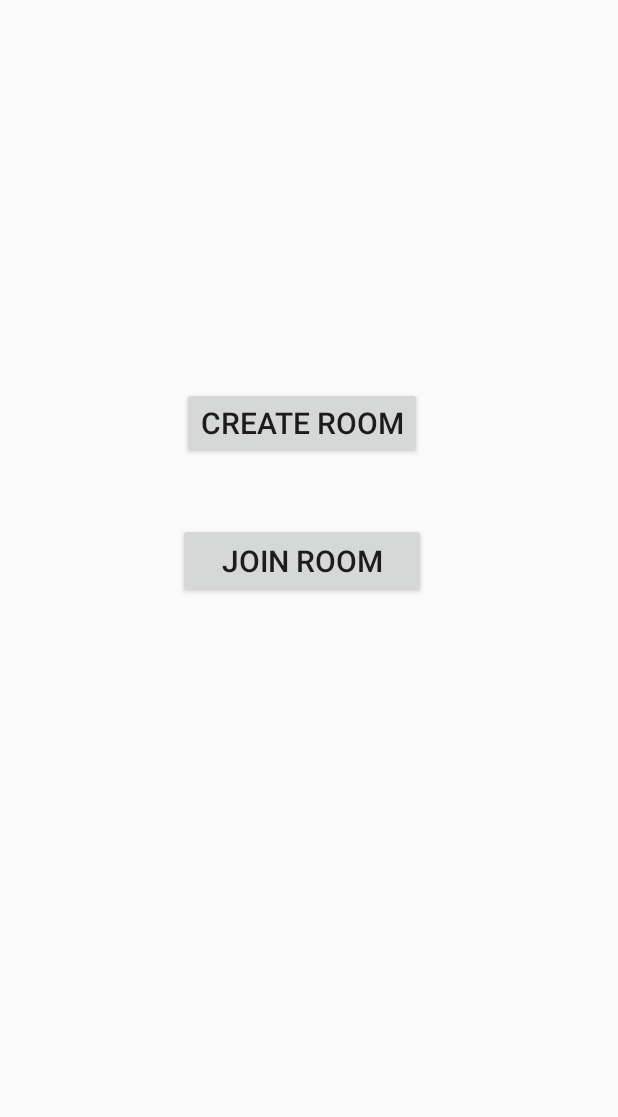
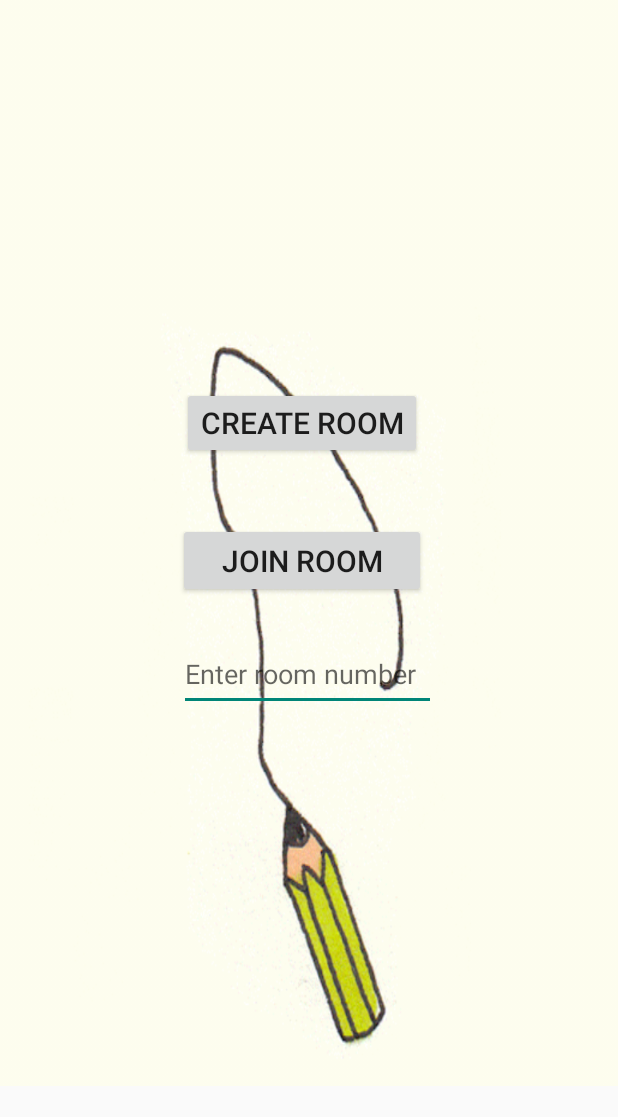
Before and after one commit to SamKouteili/Pictionary-Sabotage, an Android app: the Room screen opened directly, with no data from a screen before it, on a phone screen of 412 x 824 dp, the part 88-1205 px from its top. Run offline under Robolectric (Android 15) with nearby library versions, the light colour scheme and no system bars; our stand-ins replace Firebase (no records; nobody signed in at launch, a user with empty details on screens opened directly).

Commit message:
Creating new rooms

```diff
--- a/app/src/main/java/ync/ysc3232/pictionary_sabotage/RandomWordGenerator.java
+++ b/app/src/main/java/ync/ysc3232/pictionary_sabotage/RandomWordGenerator.java
@@ -51,6 +51,7 @@ public class RandomWordGenerator extends AppCompatActivity {
         //Generate a random word from the string array - get words from data base
         DatabaseReference rw_database = FirebaseDatabase.getInstance("https://pictionary-sabotage-default-rtdb.asia-southeast1.firebasedatabase.app")
                 .getReference().child("random_words");
+
         rw_database.child("num_words").get().addOnCompleteListener(new OnCompleteListener<DataSnapshot>() {
             @Override
             public void onComplete(@NonNull Task<DataSnapshot> task) {
@@ -72,16 +73,15 @@ public class RandomWordGenerator extends AppCompatActivity {
             @Override
             public void onDataChange(@NonNull DataSnapshot snapshot) {
                 randomWord.setText(snapshot.getValue().toString());
+
+                //Only start time when word is generated
+                startTimer();
             }
             @Override
             public void onCancelled(@NonNull DatabaseError error) {
                 Log.e("firebase", "Data not retrieved");
             }
         });
-
-
-        //Immediately start the timer
-        startTimer();
 
         finish = findViewById(R.id.finish);
         finish.setOnClickListener(new View.OnClickListener() {
--- a/app/src/main/java/ync/ysc3232/pictionary_sabotage/Room.java
+++ b/app/src/main/java/ync/ysc3232/pictionary_sabotage/Room.java
@@ -3,9 +3,17 @@ package ync.ysc3232.pictionary_sabotage;
 import androidx.appcompat.app.AppCompatActivity;
 
 import android.content.Intent;
+import android.graphics.drawable.AnimationDrawable;
 import android.os.Bundle;
 import android.view.View;
 import android.widget.Button;
+import android.widget.ImageView;
+
+import com.google.firebase.database.DatabaseReference;
+import com.google.firebase.database.FirebaseDatabase;
+
+import java.util.HashMap;
+import java.util.Map;
 
 public class Room extends AppCompatActivity {
 
@@ -20,13 +28,33 @@ public class Room extends AppCompatActivity {
         createRoom = findViewById(R.id.createRoom);
         joinRoom = findViewById(R.id.joinRoom);
 
-        //Temporary - createRoom goes to word generator
+        DatabaseReference room_database = FirebaseDatabase.getInstance("https://pictionary-sabotage-default-rtdb.asia-southeast1.firebasedatabase.app")
+                .getReference().child("Rooms");
+
+
+
+        //At createRoom, immediately create a new room with a new code and go to Waiting Room
         createRoom.setOnClickListener(new View.OnClickListener() {
             @Override
             public void onClick(View view) {
+                //Create a random room number
+                int roomId = (int)(Math.random() * 10000);
+
+                //TODO: If a room id is taken, we cannot use it again
+                //TODO: Create a class for room data
+                DatabaseReference newRoom = room_database.child(String.valueOf(roomId));
+                Map<String, String> roomData = new HashMap<String, String>();
+                roomData.put("no_of_players", "1");
+                newRoom.setValue(roomData);
+
                 Intent intent = new Intent(Room.this, RandomWordGenerator.class);
                 startActivity(intent);
             }
         });
+
+        ImageView img = (ImageView)findViewById(R.id.backg);
+        img.setBackgroundResource(R.drawable.bg_animation);
+        AnimationDrawable frameAnimation = (AnimationDrawable) img.getBackground();
+        frameAnimation.start();
     }
 }
--- a/app/src/main/res/layout/activity_random_word_generator.xml
+++ b/app/src/main/res/layout/activity_random_word_generator.xml
@@ -10,7 +10,7 @@
         android:id="@+id/randomWord"
         android:layout_width="wrap_content"
         android:layout_height="wrap_content"
-        android:text="Random Word Generated"
+        android:text=""
         android:textColor="#FF3700B3"
         android:textStyle="bold"
         android:fontFamily="casual"
--- a/app/src/main/res/layout/activity_room.xml
+++ b/app/src/main/res/layout/activity_room.xml
@@ -5,6 +5,17 @@
     android:layout_width="match_parent"
     android:layout_height="match_parent"
     tools:context=".Room">
+
+    <ImageView
+        android:id="@+id/backg"
+        android:layout_width="432dp"
+        android:layout_height="776dp"
+        app:layout_constraintBottom_toTopOf="@+id/joinRoom"
+        app:layout_constraintEnd_toEndOf="parent"
+        app:layout_constraintHorizontal_bias="0.523"
+        app:layout_constraintStart_toStartOf="parent"
+        app:layout_constraintTop_toTopOf="@+id/textView"
+        app:layout_constraintVertical_bias="0.0" />
 
     <TextView
         android:id="@+id/textView"
@@ -50,4 +61,19 @@
         app:layout_constraintTop_toBottomOf="@+id/textView"
         app:layout_constraintVertical_bias="0.487" />
 
+    <EditText
+        android:id="@+id/enterRoomId"
+        android:layout_width="171dp"
+        android:layout_height="49dp"
+        android:ems="10"
+        android:hint="Enter room number"
+        android:inputType="textEmailAddress"
+        app:layout_constraintBottom_toBottomOf="parent"
+        app:layout_constraintEnd_toEndOf="parent"
+        app:layout_constraintHorizontal_bias="0.495"
+        app:layout_constraintStart_toStartOf="parent"
+        app:layout_constraintTop_toTopOf="parent"
+        app:layout_constraintVertical_bias="0.624" />
+
+
 </androidx.constraintlayout.widget.ConstraintLayout>
```
